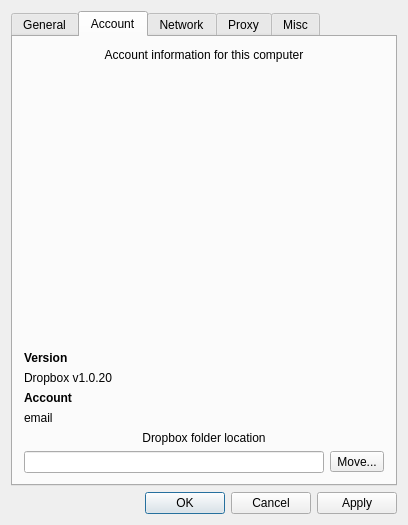
This is src/mainwindow.ui in gtgt/kfilebox as Qt 5 draws it before an edit. The edited form follows.
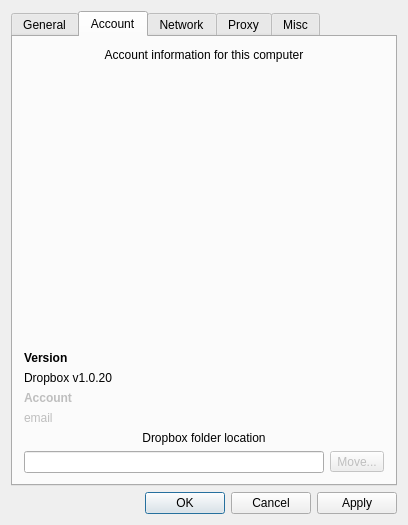
This is the edited form. The open tabs and pages were chosen to show the change. Icons and pictures are not drawn.

Patch:
```diff
--- a/src/mainwindow.ui
+++ b/src/mainwindow.ui
@@ -168,6 +168,9 @@
         </item>
         <item>
          <widget class="QLabel" name="titleAccount">
+          <property name="enabled">
+           <bool>false</bool>
+          </property>
           <property name="font">
            <font>
             <weight>75</weight>
@@ -181,6 +184,9 @@
         </item>
         <item>
          <widget class="QLabel" name="displayAccount">
+          <property name="enabled">
+           <bool>false</bool>
+          </property>
           <property name="text">
            <string>email</string>
           </property>
@@ -207,6 +213,9 @@
           </item>
           <item>
            <widget class="QToolButton" name="moveDropboxFolder">
+            <property name="enabled">
+             <bool>false</bool>
+            </property>
             <property name="text">
              <string>Move...</string>
             </property>
```
Left out of the diff: 17 changed lines with no effect on the pictures.
